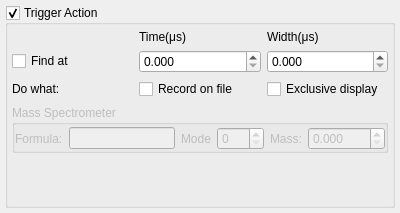
The window that src/libs/adwidgets/thresholdactionform.ui (qtplatz/qtplatz) describes before a commit, drawn with Qt 5.
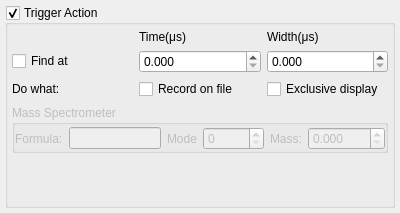
The same window after the commit.

Commit message: change specification for infitof, max lap number to 10000

The edit to the form file:
```diff
--- a/src/libs/adwidgets/thresholdactionform.ui
+++ b/src/libs/adwidgets/thresholdactionform.ui
@@ -133,7 +133,7 @@
                 <bool>false</bool>
                </property>
                <property name="maximum">
-                <number>999</number>
+                <number>10000</number>
                </property>
               </widget>
              </item>
```
Left out of the diff: 2 changed lines with no effect on the pictures.
